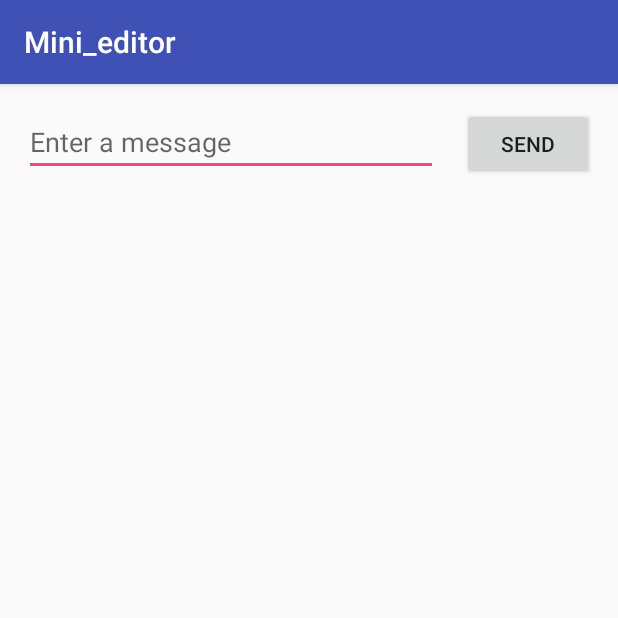
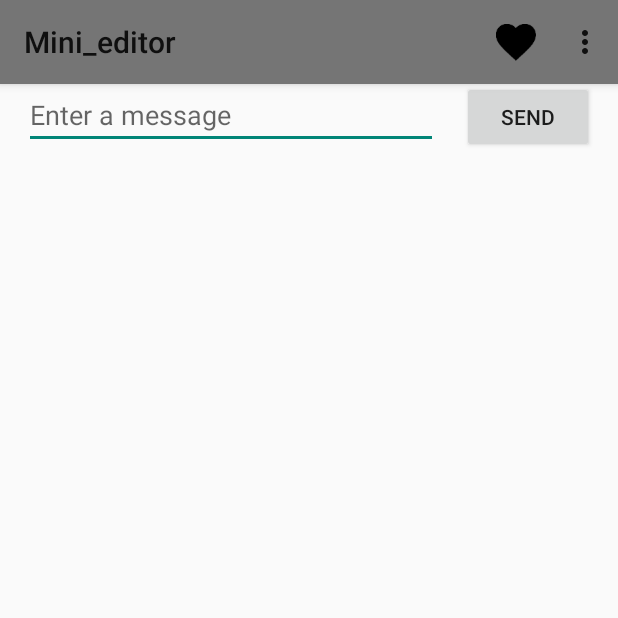
Before and after one commit to chen-assert/Mini_editor_android, an Android app: the screen it shows after launch (MainActivity), on a phone screen of 412 x 824 dp, the top half of it. Run offline under Robolectric (Android 15) with nearby library versions, the phone set to English and light mode, and no system bars.

Commit message:
too hard

```diff
--- a/app/build.gradle
+++ b/app/build.gradle
@@ -19,6 +19,9 @@ android {
         testInstrumentationRunner "android.support.test.runner.AndroidJUnitRunner"
     }
     buildTypes {
+        debug {
+            debuggable true
+        }
         release {
             minifyEnabled false
             proguardFiles getDefaultProguardFile('proguard-android.txt'), 'proguard-rules.pro'
--- a/app/src/main/AndroidManifest.xml
+++ b/app/src/main/AndroidManifest.xml
@@ -1,14 +1,15 @@
 <?xml version="1.0" encoding="utf-8"?>
 <manifest xmlns:android="http://schemas.android.com/apk/res/android"
           package="jingruichen.mini_editor">
-
+    <!--android:theme="@style/AppTheme"-->
     <application
             android:allowBackup="true"
             android:icon="@mipmap/ic_launcher"
             android:label="@string/app_name"
             android:roundIcon="@mipmap/ic_launcher_round"
             android:supportsRtl="true"
-            android:theme="@style/AppTheme">
+            android:theme="@style/Theme.AppCompat.Light.NoActionBar"
+            >
         <activity android:name=".MainActivity">
             <intent-filter>
                 <action android:name="android.intent.action.MAIN"/>
--- a/app/src/main/java/jingruichen/mini_editor/MainActivity.java
+++ b/app/src/main/java/jingruichen/mini_editor/MainActivity.java
@@ -3,6 +3,10 @@ package jingruichen.mini_editor;
 import android.content.Intent;
 import android.support.v7.app.AppCompatActivity;
 import android.os.Bundle;
+import android.support.v7.widget.Toolbar;
+import android.view.Menu;
+import android.view.MenuInflater;
+import android.view.MenuItem;
 import android.view.View;
 import android.widget.EditText;
 
@@ -12,6 +16,8 @@ public class MainActivity extends AppCompatActivity {
     protected void onCreate(Bundle savedInstanceState) {
         super.onCreate(savedInstanceState);
         setContentView(R.layout.activity_main);
+        Toolbar myToolbar = (Toolbar) findViewById(R.id.my_toolbar);
+        setSupportActionBar(myToolbar);
     }
     /** Called when the user taps the Send button */
     public void sendMessage(View view) {
@@ -22,4 +28,30 @@ public class MainActivity extends AppCompatActivity {
         intent.putExtra(EXTRA_MESSAGE, message);
         startActivity(intent);
     }
+    @Override
+    public boolean onOptionsItemSelected(MenuItem item) {
+        switch (item.getItemId()) {
+            case R.id.action_settings:
+                // User chose the "Settings" item, show the app settings UI...
+                return true;
+
+            case R.id.action_favorite:
+                // User chose the "Favorite" action, mark the current item
+                // as a favorite...
+                return true;
+
+            default:
+                // If we got here, the user's action was not recognized.
+                // Invoke the superclass to handle it.
+                return super.onOptionsItemSelected(item);
+
+        }
+    }
+    @Override
+    public boolean onCreateOptionsMenu(Menu menu) {
+        // 为ActionBar扩展菜单项
+        MenuInflater inflater = getMenuInflater();
+        inflater.inflate(R.menu.main_activity_actions, menu);
+        return super.onCreateOptionsMenu(menu);
+    }
 }
--- a/app/src/main/res/layout/activity_main.xml
+++ b/app/src/main/res/layout/activity_main.xml
@@ -13,23 +13,40 @@
             android:inputType="textPersonName"
             android:ems="10"
             android:id="@+id/editText"
-            app:layout_constraintTop_toTopOf="parent"
-            android:layout_marginTop="16dp"
             android:hint="@string/edit_message"
             app:layout_constraintRight_toLeftOf="@+id/textView"
+            app:layout_constraintHorizontal_chainStyle="spread_inside"
+            app:layout_constraintLeft_toLeftOf="parent"
             android:layout_marginLeft="16dp"
-            android:layout_marginRight="0dp"
-            app:layout_constraintLeft_toLeftOf="parent"/>
+            android:layout_marginRight="16dp"
+            android:layout_marginStart="16dp"
+            android:layout_marginEnd="16dp"
+            app:layout_constraintTop_toBottomOf="@+id/my_toolbar"
+            android:layout_marginTop="-2dp"/>
 
     <Button
             android:text="@string/button_send"
             android:layout_width="wrap_content"
-            android:layout_height="wrap_content"
+            android:layout_height="48dp"
             android:id="@+id/textView"
-            app:layout_constraintLeft_toRightOf="@+id/editText"
+            android:onClick="sendMessage"
             app:layout_constraintBaseline_toBaselineOf="@+id/editText"
             app:layout_constraintRight_toRightOf="parent"
+            app:layout_constraintLeft_toRightOf="@+id/editText"
             android:layout_marginRight="16dp"
-            android:layout_marginLeft="16dp"
-            android:onClick="sendMessage"/>
+            android:layout_marginEnd="16dp"/>
+
+    <android.support.v7.widget.Toolbar
+            android:id="@+id/my_toolbar"
+            android:layout_width="0dp"
+            android:layout_height="56dp"
+            android:background="?attr/actionModeSplitBackground"
+            android:elevation="4dp"
+            android:theme="@style/ThemeOverlay.AppCompat.ActionBar"
+            app:popupTheme="@style/ThemeOverlay.AppCompat.Light"
+            app:layout_constraintTop_toTopOf="parent"
+            app:layout_constraintRight_toRightOf="parent"
+            app:layout_constraintLeft_toLeftOf="parent"
+            app:layout_constraintHorizontal_bias="0.0"
+            android:layout_marginTop="0dp"/>
 </android.support.constraint.ConstraintLayout>
--- /dev/null
+++ b/app/src/main/res/menu/main_activity_actions.xml
@@ -0,0 +1,17 @@
+<?xml version="1.0" encoding="utf-8"?>
+<menu xmlns:android="http://schemas.android.com/apk/res/android"
+      xmlns:app="http://schemas.android.com/apk/res-auto">
+
+    <!-- "Mark Favorite", should appear as action button if possible -->
+    <item
+            android:id="@+id/action_favorite"
+            android:icon="@drawable/ic_favorite_black_48dp"
+            android:title="@string/action_favorite"
+            app:showAsAction="ifRoom"/>
+
+    <!-- Settings, should always be in the overflow -->
+    <item android:id="@+id/action_settings"
+          android:title="@string/action_settings"
+          app:showAsAction="never"/>
+
+</menu>
--- a/app/src/main/res/values/strings.xml
+++ b/app/src/main/res/values/strings.xml
@@ -2,4 +2,6 @@
     <string name="app_name">Mini_editor</string>
     <string name="edit_message">Enter a message</string>
     <string name="button_send">Send</string>
+    <string name="action_favorite">favorite</string>
+    <string name="action_settings">settings</string>
 </resources>
--- a/build.gradle
+++ b/build.gradle
@@ -6,7 +6,6 @@ buildscript {
     }
     dependencies {
         classpath 'com.android.tools.build:gradle:2.3.0'
-
         // NOTE: Do not place your application dependencies here; they belong
         // in the individual module build.gradle files
     }
```
Also changed, not shown: app/src/main/res/layout/activity_display_message.xml (+14 -1 lines), app/src/main/ic_favorite_black-web.png (added), app/src/main/res/drawable-xxxhdpi/ic_favorite_black_48dp.png (added), app/src/main/res/mipmap-hdpi/ic_favorite_black.png (added), app/src/main/res/mipmap-mdpi/ic_favorite_black.png (added), app/src/main/res/mipmap-xhdpi/ic_favorite_black.png (added), app/src/main/res/mipmap-xxhdpi/ic_favorite_black.png (added), app/src/main/res/mipmap-xxxhdpi/ic_favorite_black.png (added).
